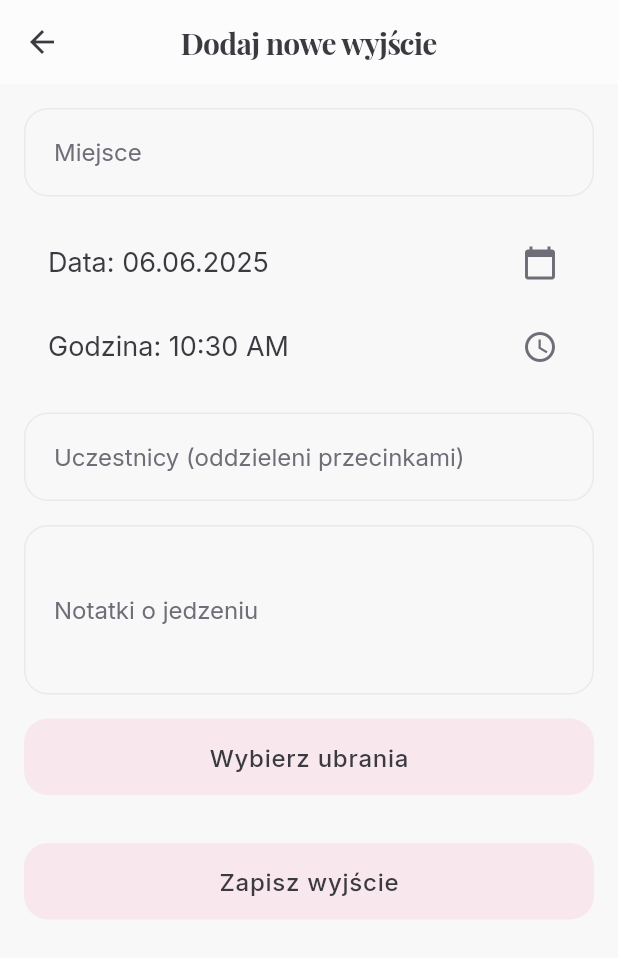
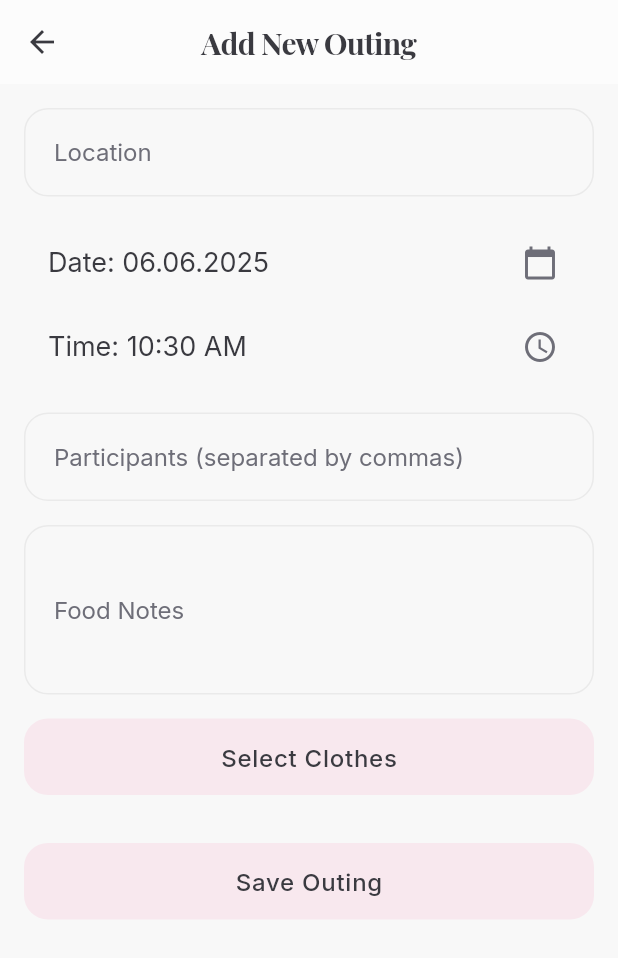
Before and after one commit to Adidadi0112/dress_app, a Flutter app: the OutingsScreen screen opened directly, after a tap on the "add" icon, on a phone screen of 412 x 824 dp. Shown: the top 958 px of the screen. Run offline on Flutter 3.47's test engine with Material 3 defaults, Android fonts, the phone set to English and light mode, and no system bars; our stand-ins replace equatable, flutter_animate, flutter_bloc, flutter_colorpicker, flutter_secure_storage, flutter_svg and 2 more; accounts and stored records are empty; network calls fail; project files that could hold a hidden picture were left out.

Commit message:
Refactor app for English localization and UI improvements
- Updated project settings to include development team ID.
- Changed various UI texts from Polish to English for better accessibility.
- Replaced icons with SVG assets for improved visual quality.
- Enhanced the color picker UI for better user experience.
- Adjusted layout and spacing in multiple screens for consistency.
- Improved error handling messages for outings screens.
- Updated bottom navigation options to reflect language changes.

```diff
--- a/lib/main.dart
+++ b/lib/main.dart
@@ -43,3 +43,5 @@ class MyApp extends StatelessWidget {
     );
   }
 }
+
+// credentials login: t@t.pl password: Password12!
--- a/lib/screens/account_screen.dart
+++ b/lib/screens/account_screen.dart
@@ -11,7 +11,7 @@ class AccountScreen extends StatelessWidget {
     return Scaffold(
       appBar: AppBar(
         automaticallyImplyLeading: false,
-        title: const Text('Konto'),
+        title: const Text('Account'),
         centerTitle: true,
       ),
       body: Column(
@@ -33,7 +33,7 @@ class AccountScreen extends StatelessWidget {
                 children: [
                   CircleAvatar(child: Icon(Icons.star)),
                   const SizedBox(width: 40),
-                  Text("Moja Garderoba"),
+                  Text("My Wardrobe"),
                 ],
               ),
             ),
@@ -55,7 +55,7 @@ class AccountScreen extends StatelessWidget {
                 children: [
                   CircleAvatar(child: Icon(Icons.event)),
                   const SizedBox(width: 40),
-                  Text("Moje Wyjścia"),
+                  Text("My Outings"),
                 ],
               ),
             ),
--- a/lib/screens/outings/add_outing_screen.dart
+++ b/lib/screens/outings/add_outing_screen.dart
@@ -89,7 +89,7 @@ class _AddOutingScreenState extends State<AddOutingScreen> {
   @override
   Widget build(BuildContext context) {
     return Scaffold(
-      appBar: AppBar(title: const Text('Dodaj nowe wyjście')),
+      appBar: AppBar(title: const Text('Add New Outing')),
       body: Form(
         key: _formKey,
         child: ListView(
@@ -98,12 +98,12 @@ class _AddOutingScreenState extends State<AddOutingScreen> {
             TextFormField(
               controller: _locationController,
               decoration: const InputDecoration(
-                labelText: 'Miejsce',
+                labelText: 'Location',
                 border: OutlineInputBorder(),
               ),
               validator: (value) {
                 if (value == null || value.isEmpty) {
-                  return 'Proszę podać miejsce';
+                  return 'Please enter a location';
                 }
                 return null;
               },
@@ -111,13 +111,13 @@ class _AddOutingScreenState extends State<AddOutingScreen> {
             const SizedBox(height: 16),
             ListTile(
               title: Text(
-                'Data: ${DateFormat('dd.MM.yyyy').format(_selectedDate)}',
+                'Date: ${DateFormat('dd.MM.yyyy').format(_selectedDate)}',
               ),
               trailing: const Icon(Icons.calendar_today),
               onTap: () => _selectDate(context),
             ),
             ListTile(
-              title: Text('Godzina: ${_selectedTime.format(context)}'),
+              title: Text('Time: ${_selectedTime.format(context)}'),
               trailing: const Icon(Icons.access_time),
               onTap: () => _selectTime(context),
             ),
@@ -125,7 +125,7 @@ class _AddOutingScreenState extends State<AddOutingScreen> {
             TextFormField(
               controller: _participantsController,
               decoration: const InputDecoration(
-                labelText: 'Uczestnicy (oddzieleni przecinkami)',
+                labelText: 'Participants (separated by commas)',
                 border: OutlineInputBorder(),
               ),
             ),
@@ -133,7 +133,7 @@ class _AddOutingScreenState extends State<AddOutingScreen> {
             TextFormField(
               controller: _foodNotesController,
               decoration: const InputDecoration(
-                labelText: 'Notatki o jedzeniu',
+                labelText: 'Food Notes',
                 border: OutlineInputBorder(),
               ),
               maxLines: 3,
@@ -143,8 +143,8 @@ class _AddOutingScreenState extends State<AddOutingScreen> {
               onPressed: () => _selectClothes(context),
               child: Text(
                 _selectedClothes.isEmpty
-                    ? 'Wybierz ubrania'
-                    : 'Wybrane ubrania: ${_selectedClothes.length}',
+                    ? 'Select Clothes'
+                    : 'Selected Clothes: ${_selectedClothes.length}',
               ),
             ),
             const SizedBox(height: 32),
@@ -171,7 +171,7 @@ class _AddOutingScreenState extends State<AddOutingScreen> {
                   Navigator.pop(context);
                 }
               },
-              child: const Text('Zapisz wyjście'),
+              child: const Text('Save Outing'),
             ),
           ],
         ),
--- a/lib/screens/outings/future_outings_screen.dart
+++ b/lib/screens/outings/future_outings_screen.dart
@@ -16,14 +16,14 @@ class FutureOutingsScreen extends StatelessWidget {
         }
 
         if (state is OutingsError) {
-          return Center(child: Text('Błąd: ${state.message}'));
+          return Center(child: Text('Error: ${state.message}'));
         }
 
         if (state is OutingsLoaded) {
           final outings = state.futureOutings;
 
           if (outings.isEmpty) {
-            return const Center(child: Text('Brak zaplanowanych wyjść'));
+            return const Center(child: Text('No planned outings'));
           }
 
           return ListView.builder(
@@ -32,19 +32,20 @@ class FutureOutingsScreen extends StatelessWidget {
               final outing = outings[index];
               return Card(
                 margin: const EdgeInsets.symmetric(horizontal: 16, vertical: 8),
+                color: Theme.of(context).colorScheme.secondary,
                 child: ListTile(
                   title: Text(outing.location),
                   subtitle: Column(
                     crossAxisAlignment: CrossAxisAlignment.start,
                     children: [
                       Text(DateFormat('dd.MM.yyyy HH:mm').format(outing.date)),
-                      Text('Uczestnicy: ${outing.participants.join(", ")}'),
+                      Text('Participants: ${outing.participants.join(", ")}'),
                       if (outing.wornItems.isNotEmpty)
                         Text(
-                          'Proponowane ubrania: ${outing.wornItems.map((item) => item.name).join(", ")}',
+                          'Suggested clothes: ${outing.wornItems.map((item) => item.name).join(", ")}',
                         ),
                       if (outing.foodNotes != null)
-                        Text('Propozycje jedzenia: ${outing.foodNotes}'),
+                        Text('Food suggestions: ${outing.foodNotes}'),
                     ],
                   ),
                   onTap: () {
@@ -56,7 +57,7 @@ class FutureOutingsScreen extends StatelessWidget {
           );
         }
 
-        return const Center(child: Text('Nieznany stan'));
+        return const Center(child: Text('Unknown state'));
       },
     );
   }
--- a/lib/screens/outings/outings_screen.dart
+++ b/lib/screens/outings/outings_screen.dart
@@ -12,11 +12,11 @@ class OutingsScreen extends StatelessWidget {
       length: 2,
       child: Scaffold(
         appBar: AppBar(
-          title: const Text('Moje wyjścia'),
+          title: const Text('My Outings'),
           bottom: const TabBar(
             tabs: [
-              Tab(text: 'Przeszłe wyjścia'),
-              Tab(text: 'Przyszłe wyjścia'),
+              Tab(text: 'Past Outings'),
+              Tab(text: 'Future Outings'),
             ],
           ),
         ),
--- a/lib/screens/outings/past_outings_screen.dart
+++ b/lib/screens/outings/past_outings_screen.dart
@@ -16,14 +16,14 @@ class PastOutingsScreen extends StatelessWidget {
         }
 
         if (state is OutingsError) {
-          return Center(child: Text('Błąd: ${state.message}'));
+          return Center(child: Text('Error: ${state.message}'));
         }
 
         if (state is OutingsLoaded) {
           final outings = state.pastOutings;
 
           if (outings.isEmpty) {
-            return const Center(child: Text('Brak poprzednich wyjść'));
+            return const Center(child: Text('No past outings'));
           }
 
           return ListView.builder(
@@ -32,19 +32,20 @@ class PastOutingsScreen extends StatelessWidget {
               final outing = outings[index];
               return Card(
                 margin: const EdgeInsets.symmetric(horizontal: 16, vertical: 8),
+                color: Theme.of(context).colorScheme.secondary,
                 child: ListTile(
                   title: Text(outing.location),
                   subtitle: Column(
                     crossAxisAlignment: CrossAxisAlignment.start,
                     children: [
                       Text(DateFormat('dd.MM.yyyy HH:mm').format(outing.date)),
-                      Text('Uczestnicy: ${outing.participants.join(", ")}'),
+                      Text('Participants: ${outing.participants.join(", ")}'),
                       if (outing.wornItems.isNotEmpty)
                         Text(
-                          'Ubrane rzeczy: ${outing.wornItems.map((item) => item.name).join(", ")}',
+                          'Worn items: ${outing.wornItems.map((item) => item.name).join(", ")}',
                         ),
                       if (outing.foodNotes != null)
-                        Text('Notatki o jedzeniu: ${outing.foodNotes}'),
+                        Text('Food notes: ${outing.foodNotes}'),
                     ],
                   ),
                   onTap: () {
@@ -56,7 +57,7 @@ class PastOutingsScreen extends StatelessWidget {
           );
         }
 
-        return const Center(child: Text('Nieznany stan'));
+        return const Center(child: Text('Unknown state'));
       },
     );
   }
--- a/lib/screens/outings/select_clothes_screen.dart
+++ b/lib/screens/outings/select_clothes_screen.dart
@@ -41,13 +41,13 @@ class _SelectClothesScreenState extends State<SelectClothesScreen> {
   Widget build(BuildContext context) {
     return Scaffold(
       appBar: AppBar(
-        title: const Text('Wybierz ubrania'),
+        title: const Text('Select Clothes'),
         actions: [
           TextButton(
             onPressed: () {
               Navigator.pop(context, _selectedItems);
             },
-            child: const Text('Zatwierdź'),
+            child: const Text('Confirm'),
           ),
         ],
       ),
--- a/lib/screens/wardrobe_screen.dart
+++ b/lib/screens/wardrobe_screen.dart
@@ -13,7 +13,7 @@ class WardrobeScreen extends StatelessWidget {
   @override
   Widget build(BuildContext context) {
     return Scaffold(
-      appBar: AppBar(title: const Text("Garderoba"), centerTitle: true),
+      appBar: AppBar(title: const Text("Wardrobe"), centerTitle: true),
       body: BlocBuilder<ItemBloc, ItemState>(
         builder: (context, state) {
           if (state is ItemLoaded) {
--- a/lib/widgets/bottom_navigator.dart
+++ b/lib/widgets/bottom_navigator.dart
@@ -64,7 +64,7 @@ class BottomAppBarMobileWidgetState extends State<BottomAppBarMobileWidget> {
                         ),
                       );
                     }, optionIndexModel.selectedOptionIndex == 1),
-                    option("Konto", () {
+                    option("Account", () {
                       setState(() {
                         optionIndexModel.selectOption(2);
                       });
@@ -88,8 +88,7 @@ class BottomAppBarMobileWidgetState extends State<BottomAppBarMobileWidget> {
 Widget option(String name, Function() onPressed, bool isChosen) {
   return Container(
     height: 35,
-    decoration:
-        isChosen
+    decoration: isChosen
         ? ShapeDecoration(
             color: Color(0xFF7D6CDA),
             shape: RoundedRectangleBorder(
```
Also changed, not shown: lib/screens/home.dart (+5 -5 lines), lib/screens/login_screen.dart (+10 -5 lines), lib/screens/register_screen.dart (+6 -1 lines), lib/screens/theme_and_stickers.dart (+110 -11 lines), assets/images/logo.svg (added), 1 other file. Lines whose indentation alone changed are shown as unchanged.
